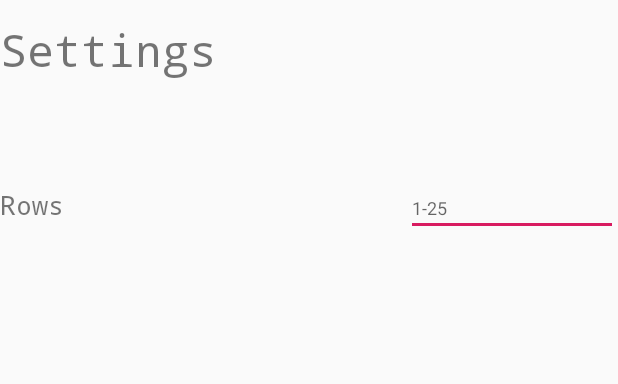
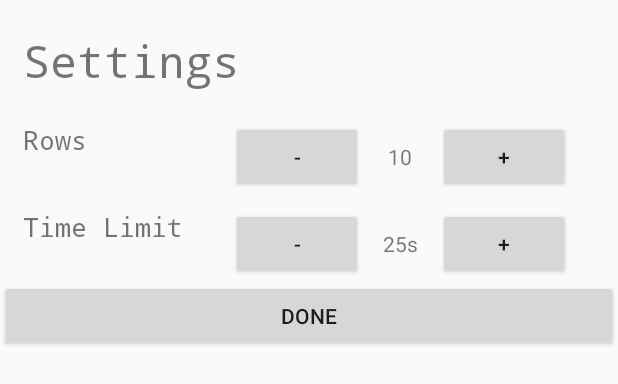
Before and after one commit to jlwang3/MP-5, an Android app: the layout settings.xml on its own in the app's theme, with its tools: preview values and no code run, on a phone screen of 412 x 824 dp. Shown: the top 384 px of the screen. Run offline under Robolectric (Android 15) with nearby library versions, the phone set to English and light mode, and no system bars.

Commit message:
settings update

```diff
--- a/app/src/main/AndroidManifest.xml
+++ b/app/src/main/AndroidManifest.xml
@@ -9,6 +9,7 @@
         android:supportsRtl="true"
         android:theme="@style/AppTheme">
         <activity android:name=".EndGameActivity" />
+        <activity android:name=".Settings" />
         <activity android:name=".GameActivity" />
         <activity android:name=".NewGameActivity">
             <intent-filter>
--- a/app/src/main/java/com/example/mp_5/GameActivity.java
+++ b/app/src/main/java/com/example/mp_5/GameActivity.java
@@ -209,6 +209,7 @@ public class GameActivity extends AppCompatActivity {
     public void settings() {
         Intent intent = new Intent(this, Settings.class);
         startActivity(intent);
+        finish();
     }
 
     public void endGame() {
--- a/app/src/main/java/com/example/mp_5/Settings.java
+++ b/app/src/main/java/com/example/mp_5/Settings.java
@@ -2,15 +2,64 @@ package com.example.mp_5;
 
 import android.content.Intent;
 import android.os.Bundle;
+import android.widget.Button;
+import android.widget.EditText;
+import android.widget.TextView;
 
 import androidx.appcompat.app.AppCompatActivity;
 
 public class Settings extends AppCompatActivity {
+    private int rows = 10;
+    private int time = 10;
+
     public void OnCreate(final Bundle savedInstanceState) {
         super.onCreate(savedInstanceState);
         setContentView(R.layout.settings);
 
-        Intent intent = new Intent(this, NewGameActivity.class);
+        // Get buttons and text
+        Button rowsPlus = findViewById(R.id.rowsPlus);
+        Button rowsMinus = findViewById(R.id.rowsMinus);
+        TextView rowsText = findViewById(R.id.numRows);
+        Button timePlus = findViewById(R.id.timePlus);
+        Button timeMinus = findViewById(R.id.timeMinus);
+        TextView timeText = findViewById(R.id.timeSet);
+        Button done = findViewById(R.id.done);
 
+        // Set default time and rows
+        rowsText.setText(rows);
+        String setTime = time + "s";
+        timeText.setText(setTime);
+
+        // Set click listeners
+        rowsPlus.setOnClickListener(v -> {
+            changeRows(1);
+            rowsText.setText(rows);
+        });
+        rowsMinus.setOnClickListener(v -> {
+            changeRows(-1);
+            rowsText.setText(rows);
+        });
+        timePlus.setOnClickListener(v -> {
+            changeTime(5);
+            timeText.setText(time + "s");
+        });
+        timeMinus.setOnClickListener(v -> {
+            changeTime(-5);
+            timeText.setText(time + "s");
+        });
+        done.setOnClickListener(v -> {
+            // Set and pass intent
+            Intent intent = new Intent(this, NewGameActivity.class);
+            intent.putExtra("rows", rows);
+            intent.putExtra("time", time);
+        });
+    }
+
+    private void changeRows(int change) {
+        rows += change;
+    }
+
+    private void changeTime(int change) {
+        time += change;
     }
 }
--- a/app/src/main/res/layout/settings.xml
+++ b/app/src/main/res/layout/settings.xml
@@ -3,19 +3,17 @@
     xmlns:app="http://schemas.android.com/apk/res-auto"
     android:layout_width="match_parent"
     android:layout_height="match_parent"
-    android:gravity="center"
+    android:gravity="center|top"
     android:orientation="vertical">
-
-    <Space
-        android:layout_width="match_parent"
-        android:layout_height="wrap_content"
-        android:layout_weight="1" />
 
     <TextView
         android:id="@+id/textView3"
         android:layout_width="match_parent"
         android:layout_height="wrap_content"
-        android:layout_weight="5"
+        android:paddingLeft="15dp"
+        android:paddingTop="20dp"
+        android:paddingRight="15dp"
+        android:paddingBottom="20dp"
         android:text="Settings"
         android:textSize="30sp"
         app:fontFamily="monospace" />
@@ -23,26 +21,99 @@
     <LinearLayout
         android:layout_width="match_parent"
         android:layout_height="wrap_content"
-        android:layout_weight="50"
-        android:orientation="horizontal">
+        android:orientation="horizontal"
+        android:paddingLeft="15dp"
+        android:paddingRight="15dp"
+        android:paddingBottom="10dp">
 
         <TextView
             android:id="@+id/textView4"
             android:layout_width="wrap_content"
             android:layout_height="wrap_content"
             android:layout_weight="100"
-            android:text="Rows"
+            android:text="Rows      "
             android:textSize="18sp"
             app:fontFamily="monospace" />
 
-        <EditText
-            android:id="@+id/editText"
+        <LinearLayout
             android:layout_width="wrap_content"
             android:layout_height="wrap_content"
-            android:layout_weight="0.5"
-            android:ems="10"
-            android:hint="1-25"
-            android:inputType="number"
-            android:textSize="12sp" />
+            android:layout_weight="50"
+            android:orientation="horizontal">
+
+            <Button
+                android:id="@+id/rowsMinus"
+                android:layout_width="wrap_content"
+                android:layout_height="wrap_content"
+                android:text="-"
+                android:textSize="14sp" />
+
+            <TextView
+                android:id="@+id/numRows"
+                android:layout_width="50dp"
+                android:layout_height="wrap_content"
+                android:gravity="center"
+                android:text="10" />
+
+            <Button
+                android:id="@+id/rowsPlus"
+                android:layout_width="wrap_content"
+                android:layout_height="wrap_content"
+                android:text="+"
+                android:textSize="14sp" />
+        </LinearLayout>
+
     </LinearLayout>
+
+    <LinearLayout
+        android:layout_width="match_parent"
+        android:layout_height="wrap_content"
+        android:orientation="horizontal"
+        android:paddingLeft="15dp"
+        android:paddingRight="15dp">
+
+        <TextView
+            android:id="@+id/timeLimitTitle"
+            android:layout_width="wrap_content"
+            android:layout_height="wrap_content"
+            android:layout_weight="100"
+            android:text="Time Limit"
+            android:textSize="18sp"
+            app:fontFamily="monospace" />
+
+        <LinearLayout
+            android:layout_width="wrap_content"
+            android:layout_height="wrap_content"
+            android:layout_weight="50"
+            android:orientation="horizontal">
+
+            <Button
+                android:id="@+id/timeMinus"
+                android:layout_width="wrap_content"
+                android:layout_height="wrap_content"
+                android:text="-"
+                android:textSize="14sp" />
+
+            <TextView
+                android:id="@+id/timeSet"
+                android:layout_width="50dp"
+                android:layout_height="wrap_content"
+                android:gravity="center"
+                android:text="25s" />
+
+            <Button
+                android:id="@+id/timePlus"
+                android:layout_width="wrap_content"
+                android:layout_height="wrap_content"
+                android:text="+"
+                android:textSize="14sp" />
+        </LinearLayout>
+
+    </LinearLayout>
+
+    <Button
+        android:id="@+id/done"
+        android:layout_width="match_parent"
+        android:layout_height="wrap_content"
+        android:text="Done" />
 </LinearLayout>
```
